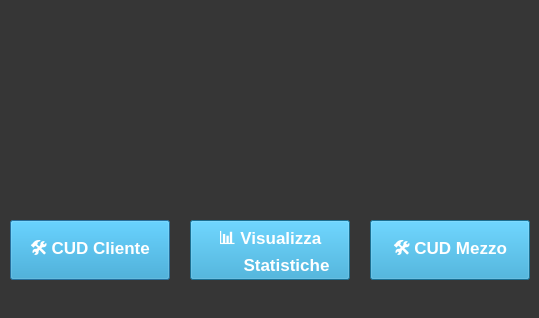
Old version of the form Viste/Amministratore/GUI/homepage_amministratore.ui in the repository GiulianiM/Noleggio.
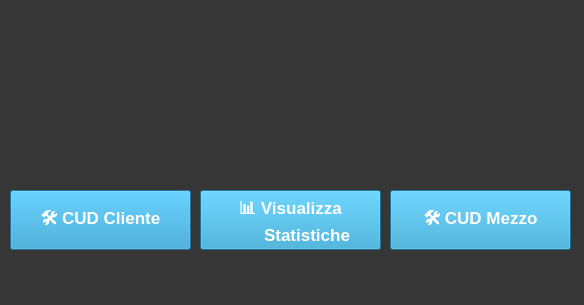
New version of the form. Icons and pictures are not drawn.

What changed in the file:
```diff
--- a/Viste/Amministratore/GUI/homepage_amministratore.ui
+++ b/Viste/Amministratore/GUI/homepage_amministratore.ui
@@ -6,8 +6,8 @@
    <rect>
     <x>0</x>
     <y>0</y>
-    <width>539</width>
-    <height>318</height>
+    <width>584</width>
+    <height>305</height>
    </rect>
   </property>
   <property name="windowTitle">
@@ -66,7 +66,7 @@
   <widget class="QLabel" name="logo">
    <property name="geometry">
     <rect>
-     <x>220</x>
+     <x>240</x>
      <y>40</y>
      <width>90</width>
      <height>90</height>
@@ -86,14 +86,15 @@
    <property name="geometry">
     <rect>
      <x>10</x>
-     <y>220</y>
-     <width>160</width>
+     <y>190</y>
+     <width>181</width>
      <height>60</height>
     </rect>
    </property>
    <property name="font">
     <font>
      <pointsize>13</pointsize>
+     <weight>75</weight>
      <bold>true</bold>
     </font>
    </property>
@@ -108,15 +109,16 @@
   <widget class="QPushButton" name="bottone_cud_mezzo">
    <property name="geometry">
     <rect>
-     <x>370</x>
-     <y>220</y>
-     <width>160</width>
+     <x>390</x>
+     <y>190</y>
+     <width>181</width>
      <height>60</height>
     </rect>
    </property>
    <property name="font">
     <font>
      <pointsize>13</pointsize>
+     <weight>75</weight>
      <bold>true</bold>
     </font>
    </property>
@@ -131,15 +133,16 @@
   <widget class="QPushButton" name="bottone_visualizza_statistiche">
    <property name="geometry">
     <rect>
-     <x>190</x>
-     <y>220</y>
-     <width>160</width>
+     <x>200</x>
+     <y>190</y>
+     <width>181</width>
      <height>60</height>
     </rect>
    </property>
    <property name="font">
     <font>
      <pointsize>13</pointsize>
+     <weight>75</weight>
      <bold>true</bold>
     </font>
    </property>
```
